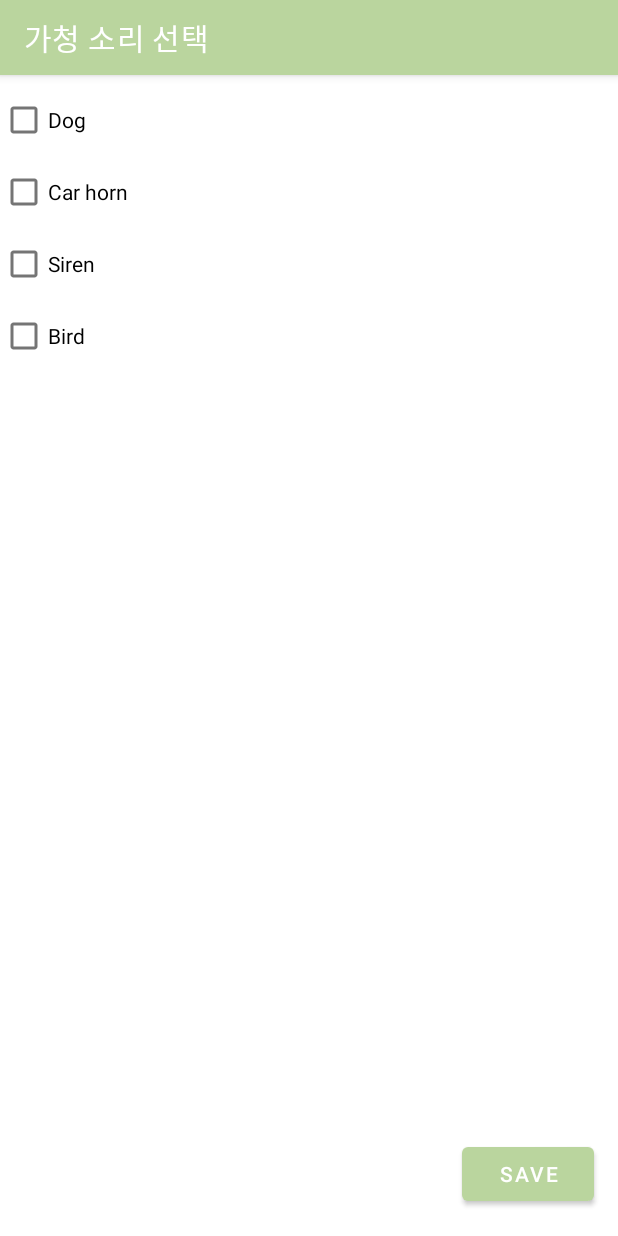
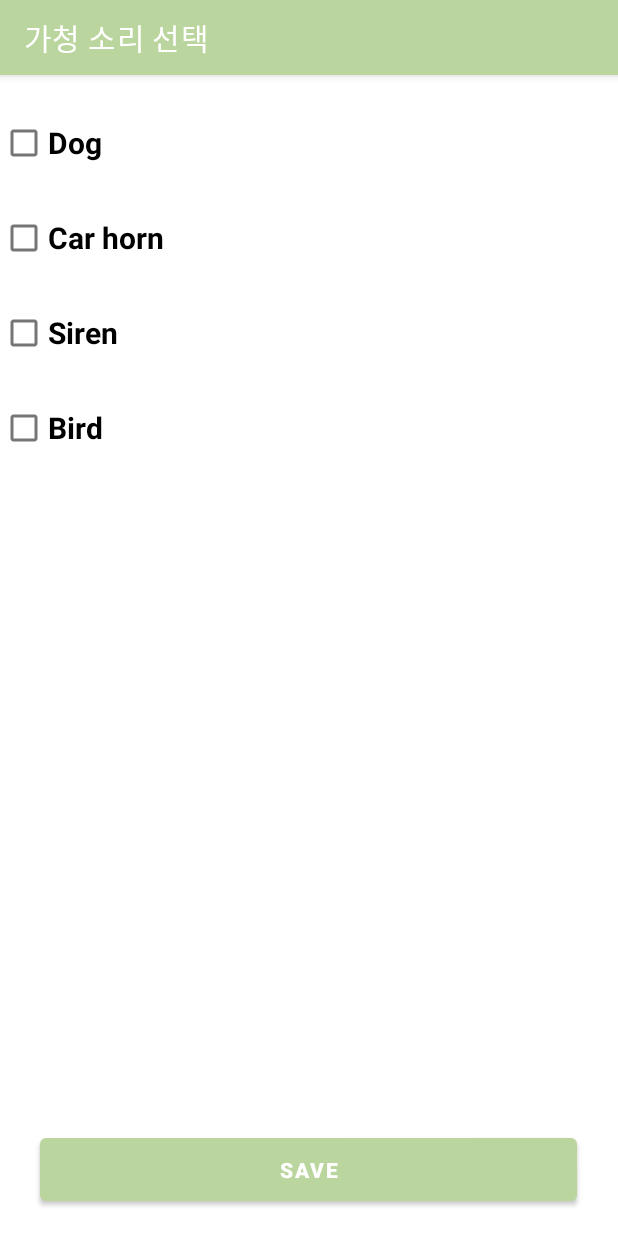
Before and after one commit to CHOHYEON1/Capstone2, an Android app: the SettingsActivity screen opened directly, with no data from a screen before it, on a phone screen of 412 x 824 dp. Run offline under Robolectric (Android 15) with nearby library versions, the phone set to English and light mode, and no system bars.

Commit message:
6/3 최종본

```diff
--- a/final2/app/src/main/AndroidManifest.xml
+++ b/final2/app/src/main/AndroidManifest.xml
@@ -12,7 +12,7 @@
 
     <application
         android:allowBackup="true"
-        android:icon="@mipmap/ic_launcher"
+        android:icon="@drawable/logo3"
         android:label="@string/app_name"
         android:roundIcon="@mipmap/ic_launcher_round"
         android:supportsRtl="true"
--- a/final2/app/src/main/java/com/example/mysoundclassification/MainActivity.kt
+++ b/final2/app/src/main/java/com/example/mysoundclassification/MainActivity.kt
@@ -49,6 +49,7 @@ import kotlin.math.log10
 import kotlin.math.pow
 import kotlin.math.sin
 import kotlin.math.sqrt
+
 
 class MainActivity : AppCompatActivity(), OnMapReadyCallback {
     private val TAG = "MainActivity"
@@ -227,10 +228,10 @@ class MainActivity : AppCompatActivity(), OnMapReadyCallback {
                 }
 
                 val outputStr = filteredModelOutput.sortedBy { -it.score }
-                    .joinToString(separator = "\n") { "${it.label} -> ${it.score} " }
+                    .joinToString(separator = "\n") { "${it.label}" }
 
                 val detectedSound = detectionTargets.find { target ->
-                    filteredModelOutput.any { it.label.equals(target, ignoreCase = true) }
+                    filteredModelOutput.any { it.label.contains(target, ignoreCase = true) }
                 }
 
                 if (outputStr.isNotEmpty()) {
--- a/final2/app/src/main/res/layout/activity_main.xml
+++ b/final2/app/src/main/res/layout/activity_main.xml
@@ -35,6 +35,7 @@
         android:gravity="center"
         android:lines="5"
         android:textAppearance="@style/TextAppearance.AppCompat.Medium"
+        android:textStyle="bold"
         app:layout_constraintBottom_toBottomOf="parent"
         app:layout_constraintLeft_toLeftOf="parent"
         app:layout_constraintRight_toRightOf="parent"
--- a/final2/app/src/main/res/layout/activity_settings.xml
+++ b/final2/app/src/main/res/layout/activity_settings.xml
@@ -6,18 +6,13 @@
     android:layout_height="match_parent">
 
     <CheckBox
-        android:id="@+id/checkBoxDog"
-        android:layout_width="wrap_content"
-        android:layout_height="wrap_content"
-        android:text="Dog"
-        app:layout_constraintStart_toStartOf="parent"
-        app:layout_constraintTop_toTopOf="parent" />
-
-    <CheckBox
         android:id="@+id/checkBoxHonk"
         android:layout_width="wrap_content"
         android:layout_height="wrap_content"
+        android:layout_marginTop="15dp"
         android:text="Car horn"
+        android:textSize="20sp"
+        android:textStyle="bold"
         app:layout_constraintStart_toStartOf="parent"
         app:layout_constraintTop_toBottomOf="@+id/checkBoxDog" />
 
@@ -25,29 +20,47 @@
         android:id="@+id/checkBoxSiren"
         android:layout_width="wrap_content"
         android:layout_height="wrap_content"
+        android:layout_marginTop="15dp"
         android:text="Siren"
+        android:textSize="20sp"
+        android:textStyle="bold"
         app:layout_constraintStart_toStartOf="parent"
         app:layout_constraintTop_toBottomOf="@+id/checkBoxHonk" />
-
 
     <CheckBox
         android:id="@+id/checkBoxBird"
         android:layout_width="wrap_content"
         android:layout_height="wrap_content"
+        android:layout_marginTop="15dp"
         android:text="Bird"
+        android:textSize="20sp"
+        android:textStyle="bold"
         app:layout_constraintStart_toStartOf="parent"
         app:layout_constraintTop_toBottomOf="@+id/checkBoxSiren" />
+
+    <CheckBox
+        android:id="@+id/checkBoxDog"
+        android:layout_width="wrap_content"
+        android:layout_height="wrap_content"
+        android:layout_marginTop="15dp"
+        android:text="Dog"
+        android:textSize="20sp"
+        android:textStyle="bold"
+        app:layout_constraintStart_toStartOf="parent"
+        app:layout_constraintTop_toTopOf="parent" />
+
 
     <!-- 다른 사운드 유형에 대한 추가 체크박스를 필요에 따라 추가합니다 -->
 
     <Button
         android:id="@+id/buttonSave"
-        android:layout_width="wrap_content"
-        android:layout_height="wrap_content"
+        android:layout_width="358dp"
+        android:layout_height="54dp"
         android:text="Save"
+        android:textStyle="bold"
         app:layout_constraintBottom_toBottomOf="parent"
         app:layout_constraintEnd_toEndOf="parent"
-        app:layout_constraintHorizontal_bias="0.95"
+        app:layout_constraintHorizontal_bias="0.49"
         app:layout_constraintStart_toStartOf="parent"
         app:layout_constraintTop_toTopOf="parent"
         app:layout_constraintVertical_bias="0.976" />
```
Also changed, not shown: final2/app/src/main/res/drawable/logo.png (added), final2/app/src/main/res/drawable/logo3.jpg (added).
